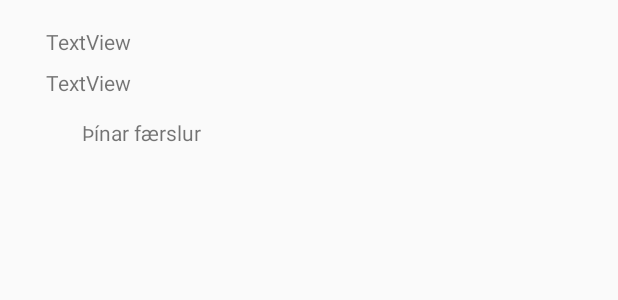
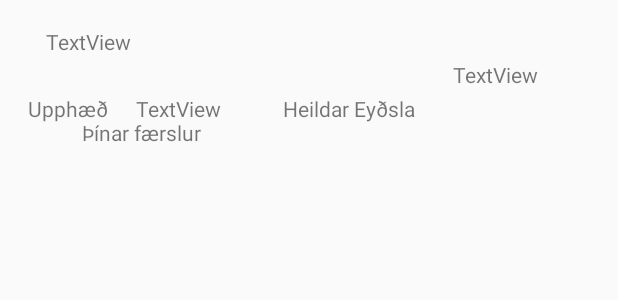
Before and after one commit to bhs15/BaraSpara-Hopur19, an Android app: the layout activity_look_at_saving_type.xml on its own in the app's theme, with its tools: preview values and no code run, on a phone screen of 412 x 824 dp. Shown: the top 300 px of the screen. Run offline under Robolectric (Android 15) with nearby library versions, the phone set to English and light mode, and no system bars.

Commit message:
Total Spent

```diff
--- a/app/src/main/java/hi/example/baraspara/LookAtSavingType.java
+++ b/app/src/main/java/hi/example/baraspara/LookAtSavingType.java
@@ -23,6 +23,7 @@ public class LookAtSavingType extends AppCompatActivity {
 
     String id;
     String transactions;
+    Integer totalSpent=0;
 
     class GetThread implements Runnable{
         private volatile String data;
@@ -52,6 +53,8 @@ public class LookAtSavingType extends AppCompatActivity {
         TextView savingTypeName = (TextView) findViewById(R.id.savingTypeName);
         TextView savingTypeAmount = (TextView) findViewById(R.id.savingTypeAmount);
 
+        TextView left = (TextView) findViewById(R.id.left);
+
         savingTypeName.setText(name);
         savingTypeAmount.setText(amount);
 
@@ -76,8 +79,10 @@ public class LookAtSavingType extends AppCompatActivity {
             JSONObject js = ts.getJSONObject(i);
             dates[i] = js.get("date").toString();
             amounts[i] = js.get("amount").toString();
+            totalSpent += ((int)js.get("amount"));
         }
 
+        left.setText(totalSpent.toString());
         TransactionAdapter stAdapter = new TransactionAdapter(this, dates, amounts);
 
         transactionViewer.setAdapter(stAdapter);
--- a/app/src/main/res/layout/activity_look_at_saving_type.xml
+++ b/app/src/main/res/layout/activity_look_at_saving_type.xml
@@ -21,13 +21,12 @@
         android:id="@+id/savingTypeAmount"
         android:layout_width="wrap_content"
         android:layout_height="wrap_content"
-        android:layout_marginTop="8dp"
         android:text="TextView"
-        app:layout_constraintBottom_toBottomOf="@+id/transactionViewer"
-        app:layout_constraintEnd_toEndOf="@+id/savingTypeName"
-        app:layout_constraintHorizontal_bias="1.0"
+        app:layout_constraintBottom_toBottomOf="@+id/spent"
+        app:layout_constraintEnd_toStartOf="@+id/spent"
+        app:layout_constraintHorizontal_bias="0.591"
         app:layout_constraintStart_toStartOf="@+id/savingTypeName"
-        app:layout_constraintTop_toBottomOf="@+id/savingTypeName"
+        app:layout_constraintTop_toTopOf="@+id/spent"
         app:layout_constraintVertical_bias="0.0" />
 
     <TextView
@@ -55,4 +54,40 @@
         app:layout_constraintTop_toTopOf="parent"
         app:layout_constraintVertical_bias="0.084" />
 
+    <TextView
+        android:id="@+id/spent"
+        android:layout_width="wrap_content"
+        android:layout_height="wrap_content"
+        android:text="@string/totalSpent"
+        app:layout_constraintBottom_toTopOf="@+id/transactionViewer"
+        app:layout_constraintEnd_toEndOf="parent"
+        app:layout_constraintHorizontal_bias="0.583"
+        app:layout_constraintStart_toStartOf="parent"
+        app:layout_constraintTop_toTopOf="parent"
+        app:layout_constraintVertical_bias="0.272" />
+
+    <TextView
+        android:id="@+id/left"
+        android:layout_width="wrap_content"
+        android:layout_height="wrap_content"
+        android:layout_marginTop="40dp"
+        android:layout_marginEnd="28dp"
+        android:text="TextView"
+        app:layout_constraintBottom_toTopOf="@+id/transactionViewer"
+        app:layout_constraintEnd_toEndOf="parent"
+        app:layout_constraintStart_toEndOf="@+id/spent"
+        app:layout_constraintTop_toTopOf="parent"
+        app:layout_constraintVertical_bias="0.0" />
+
+    <TextView
+        android:id="@+id/textView14"
+        android:layout_width="wrap_content"
+        android:layout_height="wrap_content"
+        android:text="@string/amount"
+        app:layout_constraintBottom_toBottomOf="@+id/spent"
+        app:layout_constraintEnd_toStartOf="@+id/savingTypeAmount"
+        app:layout_constraintStart_toStartOf="parent"
+        app:layout_constraintTop_toBottomOf="@+id/savingTypeName"
+        app:layout_constraintVertical_bias="1.0" />
+
 </androidx.constraintlayout.widget.ConstraintLayout>
--- a/app/src/main/res/values/strings.xml
+++ b/app/src/main/res/values/strings.xml
@@ -23,4 +23,5 @@
     <string name="name">Nafn</string>
     <string name="description">Lýsing</string>
     <string name="signup">Stofna aðgang</string>
+    <string name="totalSpent">Heildar Eyðsla</string>
 </resources>
```
